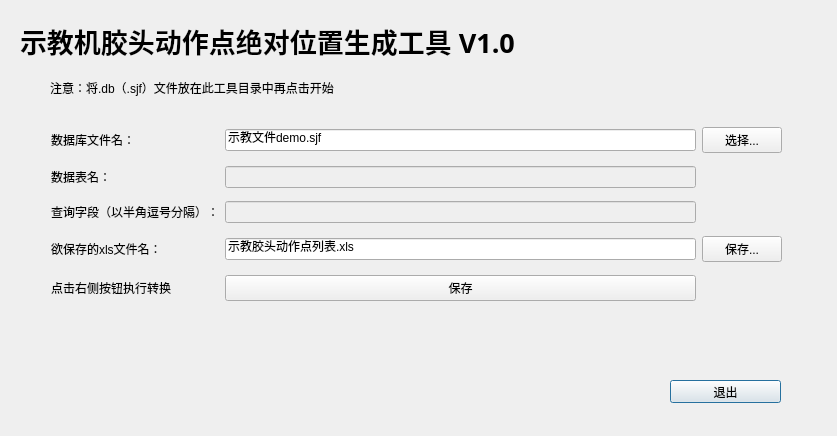
Old version of the form local_projects/database/dialog.ui in the repository wwkkww1983/pythonwork.
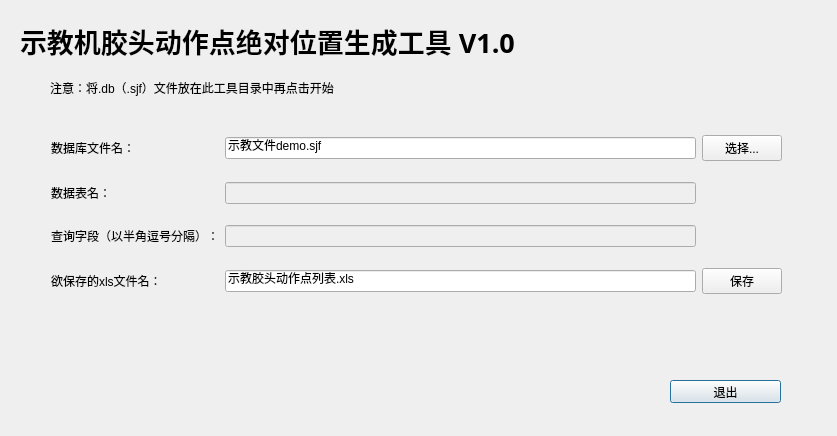
New version of the form.

Commit message: 增加文件对话框

```diff
--- a/local_projects/database/dialog.ui
+++ b/local_projects/database/dialog.ui
@@ -133,20 +133,6 @@
     <item row="3" column="2">
      <widget class="QPushButton" name="pushButton_4">
       <property name="text">
-       <string>保存...</string>
-      </property>
-     </widget>
-    </item>
-    <item row="4" column="0">
-     <widget class="QLabel" name="label_7">
-      <property name="text">
-       <string>点击右侧按钮执行转换</string>
-      </property>
-     </widget>
-    </item>
-    <item row="4" column="1">
-     <widget class="QPushButton" name="pushButton">
-      <property name="text">
        <string>保存</string>
       </property>
      </widget>
```
The commit also changes 1 other file.
